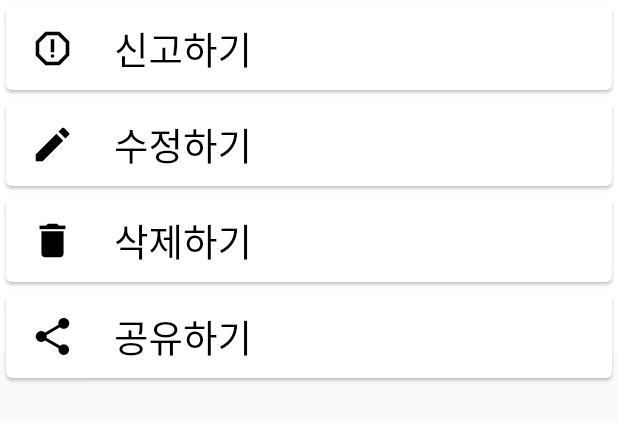
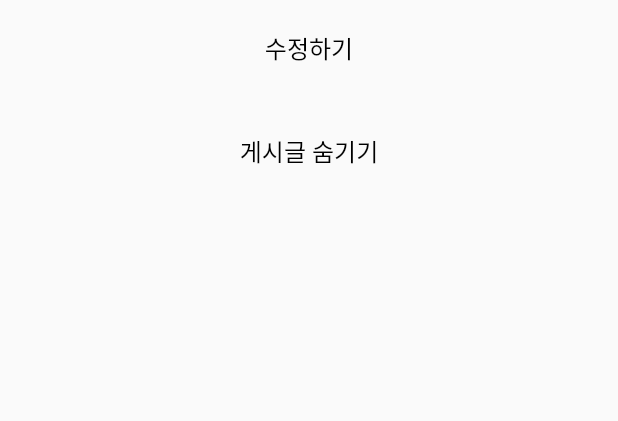
Before and after one commit to SRCdevvv/BillRun, a Flutter app: the ModalFit widget shown alone on an empty page, opened directly, on a phone screen of 412 x 824 dp. Shown: the top 421 px of the screen. Run offline on Flutter 3.47's test engine with Material 2 defaults, Android fonts, the phone set to English and light mode, and no system bars; our stand-ins replace carousel_slider, flutter_rating_bar, geolocator, get, google_maps_flutter, hive and 3 more; missing offline and left inert: auto_size_text_pk, kopo, multi_image_picker; accounts and stored records are empty; network calls fail; Roboto replaces fonts that are missing (NotoSansCJKkr).

Commit message:
Update Modal Bottom Sheet

```diff
--- a/bilrun/lib/screens/lend/lend_product_list.dart
+++ b/bilrun/lib/screens/lend/lend_product_list.dart
@@ -64,7 +64,9 @@ class LendProductTile extends StatelessWidget {
                 ),
                 Positioned(
                   right: 5,
-                  child: ProductLike(),
+                  child: ProductLike(
+                    iconSize: 20,
+                  ),
                 ),
               ],
             ),
--- a/bilrun/lib/screens/product_detail/another_user_product_list/etc_list.dart
+++ b/bilrun/lib/screens/product_detail/another_user_product_list/etc_list.dart
@@ -64,7 +64,9 @@ class EtcProductTile extends StatelessWidget {
                 ),
                 Positioned(
                   right: 5,
-                  child: ProductLike(),
+                  child: ProductLike(
+                    iconSize: 20,
+                  ),
                 ),
               ],
             ),
--- a/bilrun/lib/screens/product_detail/modal_bottom_sheet.dart
+++ b/bilrun/lib/screens/product_detail/modal_bottom_sheet.dart
@@ -3,32 +3,39 @@ import 'package:flutter/material.dart';
 import 'package:get/get.dart';
 
 Widget ModalFit() {
-  return Container(
-    height: Get.height / 3.5,
-    color: Colors.white,
-    child: Column(
-      children: [
-        modalCard('신고하기', Icons.report_gmailerrorred_outlined),
-        modalCard('수정하기', Icons.edit),
-        modalCard('삭제하기', Icons.delete),
-        modalCard('공유하기', Icons.share),
-      ],
+  return Material(
+    child: SafeArea(
+      child: Container(
+        height: Get.width / 3,
+        width: Get.width,
+        decoration: BoxDecoration(
+            color: Colors.transparent,
+            borderRadius: BorderRadius.only(
+                topRight: Radius.circular(30.0),
+                topLeft: Radius.circular(30.0))),
+        child: Column(
+          mainAxisAlignment: MainAxisAlignment.spaceAround,
+          children: [
+            modalCard('수정하기'),
+            modalCard('게시글 숨기기'),
+          ],
+        ),
+      ),
     ),
   );
 }
 
-Widget modalCard(String title, IconData iconData) {
-  return Card(
-    child: ListTile(
-      leading: Icon(
-        iconData,
-        size: 30,
-        color: Colors.black,
-      ),
-      title: Text(
-        '$title',
-        style: TextStyle(fontSize: 25, color: Colors.black),
-      ),
-    ),
+Widget modalCard(String title) {
+  return Container(
+    width: Get.width,
+    height: 30,
+    child: Text("$title",
+        style: const TextStyle(
+            color: const Color(0xff000000),
+            fontWeight: FontWeight.w400,
+            fontFamily: "NotoSansCJKkr",
+            fontStyle: FontStyle.normal,
+            fontSize: 16.0),
+        textAlign: TextAlign.center),
   );
 }
```
Also changed, not shown: bilrun/lib/screens/lend/lend_like.dart (+16 -11 lines), bilrun/lib/screens/product_detail/product_detail_main.dart (+16 -11 lines), 4 other files.
